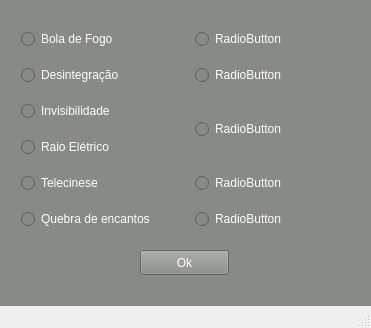
First picture: the form in bookmage.ui, repository miguelsrrobo/Tagmar, before the edit.
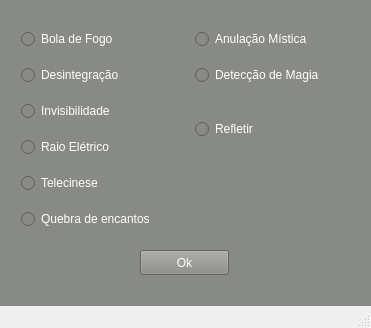
Second picture: the form after the edit. Icons and pictures are not drawn.

```diff
--- a/bookmage.ui
+++ b/bookmage.ui
@@ -54,7 +54,7 @@
      <item row="0" column="1">
       <widget class="QRadioButton" name="radioButton_4">
        <property name="text">
-        <string>RadioButton</string>
+        <string>Anulação Mística</string>
        </property>
       </widget>
      </item>
@@ -68,7 +68,7 @@
      <item row="1" column="1">
       <widget class="QRadioButton" name="radioButton_5">
        <property name="text">
-        <string>RadioButton</string>
+        <string>Detecção de Magia </string>
        </property>
       </widget>
      </item>
@@ -82,7 +82,7 @@
      <item row="2" column="1" rowspan="2">
       <widget class="QRadioButton" name="radioButton_6">
        <property name="text">
-        <string>RadioButton</string>
+        <string>Refletir</string>
        </property>
       </widget>
      </item>
@@ -100,20 +100,6 @@
        </property>
       </widget>
      </item>
-     <item row="5" column="1">
-      <widget class="QRadioButton" name="radioButton_9">
-       <property name="text">
-        <string>RadioButton</string>
-       </property>
-      </widget>
-     </item>
-     <item row="4" column="1">
-      <widget class="QRadioButton" name="radioButton_10">
-       <property name="text">
-        <string>RadioButton</string>
-       </property>
-      </widget>
-     </item>
      <item row="5" column="0">
       <widget class="QRadioButton" name="radioButton_11">
        <property name="text">
```
Left out of the diff: 10 changed lines with no effect on the pictures.
